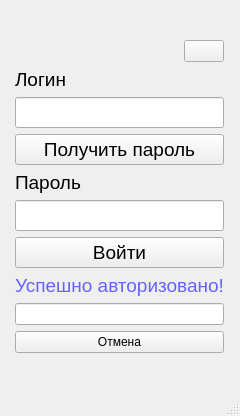
Above: Partners/mainwindow.ui from Arankir/Yandex before the change. Below: the same form after it.
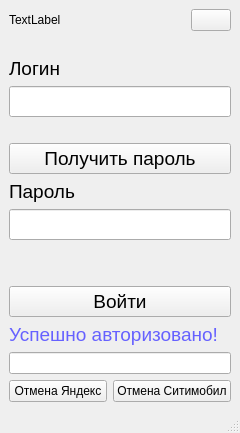
That is the form after the change.

The edit to the form file:
```diff
--- a/Partners/mainwindow.ui
+++ b/Partners/mainwindow.ui
@@ -11,50 +11,56 @@
    </rect>
   </property>
   <property name="windowTitle">
-   <string>MainWindow</string>
+   <string>Партнёры</string>
   </property>
   <widget class="QWidget" name="centralwidget">
-   <layout class="QGridLayout" name="gridLayout">
-    <item row="4" column="1">
-     <widget class="QPushButton" name="ButtonGetPassword">
-      <property name="font">
-       <font>
-        <pointsize>14</pointsize>
-       </font>
-      </property>
-      <property name="text">
-       <string>Получить пароль</string>
-      </property>
-     </widget>
-    </item>
-    <item row="5" column="0">
-     <spacer name="horizontalSpacer_2">
+   <layout class="QVBoxLayout" name="verticalLayout_3">
+    <item>
+     <spacer name="verticalSpacer">
       <property name="orientation">
-       <enum>Qt::Horizontal</enum>
+       <enum>Qt::Vertical</enum>
       </property>
       <property name="sizeHint" stdset="0">
        <size>
-        <width>107</width>
-        <height>20</height>
+        <width>20</width>
+        <height>62</height>
        </size>
       </property>
      </spacer>
     </item>
-    <item row="5" column="2">
-     <spacer name="horizontalSpacer_4">
+    <item>
+     <layout class="QHBoxLayout" name="horizontalLayout">
+      <item>
+       <widget class="QLabel" name="LabelVersion">
+        <property name="text">
+         <string>TextLabel</string>
+        </property>
+       </widget>
+      </item>
+      <item>
+       <spacer name="horizontalSpacer_5">
       <property name="orientation">
        <enum>Qt::Horizontal</enum>
       </property>
       <property name="sizeHint" stdset="0">
        <size>
-        <width>107</width>
+          <width>40</width>
         <height>20</height>
        </size>
       </property>
      </spacer>
     </item>
-    <item row="3" column="2">
-     <spacer name="horizontalSpacer_3">
+      <item>
+       <widget class="QPushButton" name="ButtonSettings">
+        <property name="text">
+         <string/>
+        </property>
+       </widget>
+      </item>
+     </layout>
+    </item>
+    <item>
+     <spacer name="horizontalSpacer">
       <property name="orientation">
        <enum>Qt::Horizontal</enum>
       </property>
@@ -66,22 +72,7 @@
       </property>
      </spacer>
     </item>
-    <item row="7" column="1">
-     <widget class="QPushButton" name="ButtonEnter">
-      <property name="font">
-       <font>
-        <pointsize>14</pointsize>
-       </font>
-      </property>
-      <property name="text">
-       <string>Войти</string>
-      </property>
-     </widget>
-    </item>
-    <item row="9" column="1">
-     <widget class="QLineEdit" name="lineEdit"/>
-    </item>
-    <item row="3" column="1">
+    <item>
      <layout class="QVBoxLayout" name="verticalLayout">
       <item>
        <widget class="QLabel" name="label">
@@ -106,20 +97,32 @@
       </item>
      </layout>
     </item>
-    <item row="11" column="1">
-     <spacer name="verticalSpacer_2">
+    <item>
+     <spacer name="horizontalSpacer_3">
       <property name="orientation">
-       <enum>Qt::Vertical</enum>
+       <enum>Qt::Horizontal</enum>
       </property>
       <property name="sizeHint" stdset="0">
        <size>
-        <width>20</width>
-        <height>62</height>
+        <width>107</width>
+        <height>20</height>
        </size>
       </property>
      </spacer>
     </item>
-    <item row="5" column="1">
+    <item>
+     <widget class="QPushButton" name="ButtonGetPassword">
+      <property name="font">
+       <font>
+        <pointsize>14</pointsize>
+       </font>
+      </property>
+      <property name="text">
+       <string>Получить пароль</string>
+      </property>
+     </widget>
+    </item>
+    <item>
      <layout class="QVBoxLayout" name="verticalLayout_2">
       <item>
        <widget class="QLabel" name="label_2">
@@ -144,22 +147,9 @@
       </item>
      </layout>
     </item>
-    <item row="0" column="1">
-     <spacer name="verticalSpacer">
+    <item>
+     <spacer name="horizontalSpacer_4">
       <property name="orientation">
-       <enum>Qt::Vertical</enum>
-      </property>
-      <property name="sizeHint" stdset="0">
-       <size>
-        <width>20</width>
-        <height>62</height>
-       </size>
-      </property>
-     </spacer>
-    </item>
-    <item row="3" column="0">
-     <spacer name="horizontalSpacer">
-      <property name="orientation">
        <enum>Qt::Horizontal</enum>
       </property>
       <property name="sizeHint" stdset="0">
@@ -170,31 +160,32 @@
       </property>
      </spacer>
     </item>
-    <item row="1" column="1">
-     <layout class="QHBoxLayout" name="horizontalLayout">
       <item>
-       <spacer name="horizontalSpacer_5">
+     <spacer name="horizontalSpacer_2">
         <property name="orientation">
          <enum>Qt::Horizontal</enum>
         </property>
         <property name="sizeHint" stdset="0">
          <size>
-          <width>40</width>
+        <width>107</width>
           <height>20</height>
          </size>
         </property>
        </spacer>
       </item>
       <item>
-       <widget class="QPushButton" name="ButtonSettings">
+     <widget class="QPushButton" name="ButtonEnter">
+      <property name="font">
+       <font>
+        <pointsize>14</pointsize>
+       </font>
+      </property>
         <property name="text">
-         <string/>
+       <string>Войти</string>
         </property>
        </widget>
       </item>
-     </layout>
-    </item>
-    <item row="8" column="1">
+    <item>
      <widget class="QLabel" name="labelAuthError">
       <property name="font">
        <font>
@@ -209,12 +200,39 @@
       </property>
      </widget>
     </item>
-    <item row="10" column="1">
-     <widget class="QPushButton" name="pushButton_5">
+    <item>
+     <widget class="QLineEdit" name="lineEdit"/>
+    </item>
+    <item>
+     <layout class="QHBoxLayout" name="horizontalLayout_2">
+      <item>
+       <widget class="QPushButton" name="ButtonCancelYandex">
       <property name="text">
-       <string>Отмена</string>
-      </property>
-     </widget>
+         <string>Отмена Яндекс</string>
+        </property>
+       </widget>
+      </item>
+      <item>
+       <widget class="QPushButton" name="ButtonCancelCitymobile">
+        <property name="text">
+         <string>Отмена Ситимобил</string>
+        </property>
+       </widget>
+      </item>
+     </layout>
+    </item>
+    <item>
+     <spacer name="verticalSpacer_2">
+      <property name="orientation">
+       <enum>Qt::Vertical</enum>
+      </property>
+      <property name="sizeHint" stdset="0">
+       <size>
+        <width>20</width>
+        <height>62</height>
+       </size>
+      </property>
+     </spacer>
     </item>
    </layout>
   </widget>
```
Lines whose indentation alone changed are shown as unchanged.
